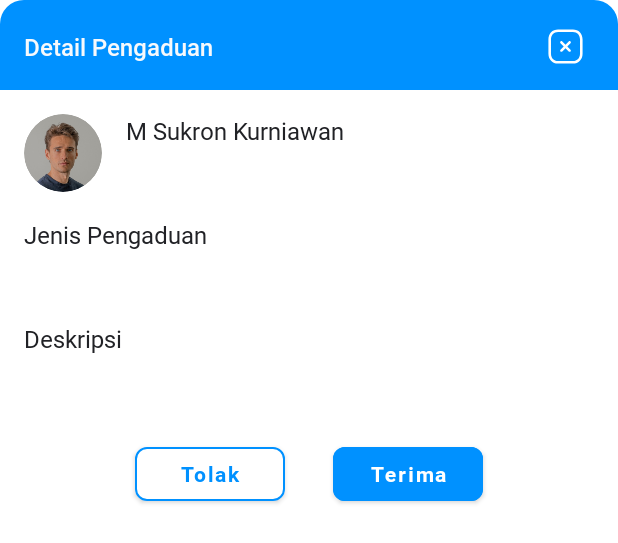
After one commit to RadenMas6699/SmartWaterMeter, an Android app: the layout bottom_sheet_detail_aduan_admin.xml on its own in the app's theme, with its tools: preview values and no code run, on a phone screen of 412 x 824 dp. The commit adds this screen. Shown: the top 543 px of the screen. Run offline under Robolectric (Android 15) with nearby library versions, the phone set to English and light mode, and no system bars.

Commit message:
Update UI

```diff
--- a/app/build.gradle
+++ b/app/build.gradle
@@ -75,8 +75,7 @@ dependencies {
     annotationProcessor 'com.github.bumptech.glide:compiler:4.11.0'
     implementation 'de.hdodenhof:circleimageview:3.1.0'
     //chart
-//    implementation 'com.github.PhilJay:MPAndroidChart:v3.1.0'
-//    implementation 'com.github.AAChartModel:AAChartCore-Kotlin:-SNAPSHOT'
+    implementation 'org.quanqi:mpandroidchart:1.7.5'
 
     //navigation
     implementation("androidx.navigation:navigation-fragment-ktx:2.4.1")
--- a/app/src/main/java/com/radenmas/smart/water/meter/ui/admin/AdminProfileFragment.kt
+++ b/app/src/main/java/com/radenmas/smart/water/meter/ui/admin/AdminProfileFragment.kt
@@ -34,7 +34,7 @@ class AdminProfileFragment : Fragment() {
     override fun onCreateView(
         inflater: LayoutInflater, container: ViewGroup?,
         savedInstanceState: Bundle?
-    ): View? {
+    ): View {
         b = FragmentProfileAdminBinding.inflate(layoutInflater, container, false)
         val v = b.root
 
--- a/app/src/main/java/com/radenmas/smart/water/meter/ui/user/UserPengaduanFragment.kt
+++ b/app/src/main/java/com/radenmas/smart/water/meter/ui/user/UserPengaduanFragment.kt
@@ -31,7 +31,7 @@ import retrofit2.Response
 class UserPengaduanFragment : Fragment() {
     private lateinit var b: FragmentPengaduanUserBinding
     private lateinit var aduanUser: AduanAdapterUser
-    private lateinit var bs: com.radenmas.smart.water.meter.databinding.BottomSheetAduanBinding
+    private lateinit var bs: com.radenmas.smart.water.meter.databinding.BottomSheetCreateAduanBinding
     private lateinit var dialog: BottomSheetDialog
     val args: UserPengaduanFragmentArgs by navArgs()
 
@@ -117,7 +117,7 @@ class UserPengaduanFragment : Fragment() {
         }
 
         b.fabAddAduan.setOnClickListener {
-            bs = com.radenmas.smart.water.meter.databinding.BottomSheetAduanBinding.inflate(
+            bs = com.radenmas.smart.water.meter.databinding.BottomSheetCreateAduanBinding.inflate(
                 layoutInflater
             )
             val v = bs.root
--- /dev/null
+++ b/app/src/main/res/layout/bottom_sheet_detail_aduan_admin.xml
@@ -0,0 +1,169 @@
+<?xml version="1.0" encoding="utf-8"?><!--
+  ~ Created by RadenMas on 11/3/2022.
+  ~ Copyright (c) 2022.
+  -->
+
+<androidx.core.widget.NestedScrollView xmlns:android="http://schemas.android.com/apk/res/android"
+    xmlns:app="http://schemas.android.com/apk/res-auto"
+    android:layout_width="match_parent"
+    android:layout_height="wrap_content"
+    android:orientation="vertical">
+
+    <RelativeLayout
+        android:layout_width="match_parent"
+        android:layout_height="wrap_content">
+
+        <LinearLayout
+            android:layout_width="match_parent"
+            android:layout_height="wrap_content"
+            android:orientation="vertical">
+
+            <TextView
+                android:layout_width="match_parent"
+                android:layout_height="wrap_content"
+                android:background="@drawable/bg_title_bottom_sheet"
+                android:fontFamily="@font/roboto_medium"
+                android:paddingStart="16dp"
+                android:paddingTop="20dp"
+                android:paddingEnd="16dp"
+                android:paddingBottom="18dp"
+                android:text="@string/detail_pengaduan"
+                android:textColor="@color/white_text"
+                android:textSize="16sp" />
+
+            <RelativeLayout
+                android:layout_width="match_parent"
+                android:layout_height="wrap_content"
+                android:layout_marginStart="16dp"
+                android:layout_marginTop="16dp"
+                android:layout_marginEnd="16dp">
+
+                <de.hdodenhof.circleimageview.CircleImageView
+                    android:id="@+id/imgProfile"
+                    android:src="@drawable/img_user_default"
+                    android:layout_width="52dp"
+                    android:layout_height="52dp" />
+
+                <TextView
+                    android:id="@+id/tvFullName"
+                    android:layout_width="match_parent"
+                    android:layout_height="wrap_content"
+                    android:layout_marginStart="16dp"
+                    android:layout_toEndOf="@id/imgProfile"
+                    android:fontFamily="@font/roboto"
+                    android:text="@string/dev_name"
+                    android:textColor="@color/primary_text"
+                    android:textSize="16sp" />
+
+                <TextView
+                    android:id="@+id/tvUserID"
+                    android:layout_width="match_parent"
+                    android:layout_height="wrap_content"
+                    android:layout_below="@id/tvFullName"
+                    android:layout_marginStart="16dp"
+                    android:layout_marginTop="10dp"
+                    android:layout_toEndOf="@id/imgProfile"
+                    android:fontFamily="@font/roboto_light"
+                    android:gravity="top"
+                    android:textSize="15sp" />
+            </RelativeLayout>
+
+            <TextView
+                android:layout_width="wrap_content"
+                android:layout_height="wrap_content"
+                android:layout_marginStart="16dp"
+                android:layout_marginTop="16dp"
+                android:layout_marginEnd="16dp"
+                android:fontFamily="@font/roboto"
+                android:text="@string/jenis_pengaduan"
+                android:textColor="@color/primary_text"
+                android:textSize="16sp" />
+
+            <TextView
+                android:id="@+id/tvTitleAduan"
+                android:layout_width="match_parent"
+                android:layout_height="wrap_content"
+                android:layout_marginStart="16dp"
+                android:layout_marginTop="10dp"
+                android:layout_marginEnd="16dp"
+                android:fontFamily="@font/roboto_light"
+                android:gravity="top"
+                android:textSize="15sp" />
+
+            <TextView
+                android:layout_width="wrap_content"
+                android:layout_height="wrap_content"
+                android:layout_marginStart="16dp"
+                android:layout_marginTop="16dp"
+                android:layout_marginEnd="16dp"
+                android:fontFamily="@font/roboto"
+                android:text="@string/deskripsi"
+                android:textColor="@color/primary_text"
+                android:textSize="16sp" />
+
+            <TextView
+                android:id="@+id/etDescAduan"
+                android:layout_width="match_parent"
+                android:layout_height="wrap_content"
+                android:layout_marginStart="16dp"
+                android:layout_marginTop="10dp"
+                android:layout_marginEnd="16dp"
+                android:fontFamily="@font/roboto_light"
+                android:gravity="top"
+                android:textSize="15sp" />
+
+            <LinearLayout
+                android:layout_width="wrap_content"
+                android:layout_height="wrap_content"
+                android:layout_gravity="center_horizontal"
+                android:layout_marginTop="24dp"
+                android:layout_marginBottom="24dp"
+                android:orientation="horizontal">
+
+                <com.google.android.material.button.MaterialButton
+                    android:id="@+id/btnReject"
+                    android:layout_width="100dp"
+                    android:layout_height="wrap_content"
+                    android:layout_marginStart="16dp"
+                    android:layout_marginEnd="16dp"
+                    android:fontFamily="@font/roboto_bold"
+                    android:text="@string/reject"
+                    android:textAllCaps="false"
+                    android:textColor="@color/primary"
+                    app:backgroundTint="@color/white"
+                    app:cornerRadius="8dp"
+                    app:strokeColor="@color/primary"
+                    app:strokeWidth="1dp" />
+
+                <com.google.android.material.button.MaterialButton
+                    android:id="@+id/btnAccept"
+                    android:layout_width="100dp"
+                    android:layout_height="wrap_content"
+                    android:layout_marginStart="16dp"
+                    android:layout_marginEnd="16dp"
+                    android:fontFamily="@font/roboto_bold"
+                    android:text="@string/accept"
+                    android:textAllCaps="false"
+                    android:textColor="@color/white"
+                    app:backgroundTint="@color/primary"
+                    app:cornerRadius="8dp"
+                    app:strokeColor="@color/primary"
+                    app:strokeWidth="1dp" />
+            </LinearLayout>
+        </LinearLayout>
+
+        <ImageView
+            android:id="@+id/imgDismiss"
+            android:layout_width="42dp"
+            android:layout_height="42dp"
+            android:layout_alignParentEnd="true"
+            android:layout_marginTop="10dp"
+            android:layout_marginEnd="14dp"
+            android:padding="7dp"
+            android:src="@drawable/ic_close_outline"
+            android:textColor="@color/hint"
+            android:textSize="24sp"
+            app:tint="@color/white" />
+    </RelativeLayout>
+
+</androidx.core.widget.NestedScrollView>
--- a/app/src/main/res/layout/fragment_home_admin.xml
+++ b/app/src/main/res/layout/fragment_home_admin.xml
@@ -45,13 +45,15 @@
 
             <TextView
                 android:id="@+id/tvFullName"
-                android:layout_width="wrap_content"
+                android:layout_width="match_parent"
                 android:layout_height="wrap_content"
                 android:layout_below="@id/tvHello"
                 android:layout_marginStart="12dp"
+                android:layout_toStartOf="@id/imgWebServer"
                 android:layout_toEndOf="@id/imgProfile"
+                android:ellipsize="end"
                 android:fontFamily="@font/roboto_bold"
-                android:maxLines="2"
+                android:singleLine="true"
                 android:textColor="@color/primary_text" />
 
             <ImageView
--- a/app/src/main/res/layout/fragment_home_user.xml
+++ b/app/src/main/res/layout/fragment_home_user.xml
@@ -51,8 +51,9 @@
                 android:layout_marginStart="12dp"
                 android:layout_toStartOf="@id/imgWebServer"
                 android:layout_toEndOf="@id/imgProfile"
+                android:ellipsize="end"
                 android:fontFamily="@font/roboto_bold"
-                android:maxLines="2"
+                android:singleLine="true"
                 android:textColor="@color/primary_text" />
 
             <ImageView
--- a/app/src/main/res/layout/fragment_profile_user.xml
+++ b/app/src/main/res/layout/fragment_profile_user.xml
@@ -26,8 +26,8 @@
                 android:id="@+id/imgBack"
                 android:layout_width="28dp"
                 android:layout_height="match_parent"
+                android:layout_centerVertical="true"
                 android:contentDescription="@string/back"
-                android:layout_centerVertical="true"
                 android:src="@drawable/ic_arrow_left" />
 
             <TextView
--- a/app/src/main/res/layout/list_aduan_admin.xml
+++ b/app/src/main/res/layout/list_aduan_admin.xml
@@ -17,8 +17,7 @@
         android:id="@+id/imgUser"
         android:layout_width="52dp"
         android:layout_height="52dp"
-        android:layout_centerVertical="true"
-        android:src="@drawable/img_user_default" />
+        android:layout_centerVertical="true" />
 
     <LinearLayout
         android:layout_width="match_parent"
--- a/app/src/main/res/layout/list_aduan_user.xml
+++ b/app/src/main/res/layout/list_aduan_user.xml
@@ -7,6 +7,7 @@
     android:layout_width="match_parent"
     android:layout_height="wrap_content"
     android:orientation="vertical"
+    android:id="@+id/rlAduan"
     android:paddingStart="16dp"
     android:paddingTop="8dp"
     android:paddingEnd="16dp"
--- a/app/src/main/res/values/strings.xml
+++ b/app/src/main/res/values/strings.xml
@@ -69,6 +69,9 @@
     <string name="_24_jam">24 Jam</string>
     <string name="_7_hari">7 Hari</string>
     <string name="_1_bulan">1 Bulan</string>
+    <string name="detail_pengaduan">Detail Pengaduan</string>
+    <string name="reject">Tolak</string>
+    <string name="accept">Terima</string>
 
 
 </resources>
```
Also changed, not shown: app/src/main/java/com/radenmas/smart/water/meter/MainActivity.kt (+6 -6 lines), app/src/main/java/com/radenmas/smart/water/meter/adapter/AduanAdapterUser.kt (+59 -0 lines), app/src/main/java/com/radenmas/smart/water/meter/model/TagihanResponse.kt (added, +15 -0 lines), app/src/main/java/com/radenmas/smart/water/meter/network/APIServices.kt (+29 -4 lines), app/src/main/java/com/radenmas/smart/water/meter/network/Config.kt (+6 -1 lines), app/src/main/java/com/radenmas/smart/water/meter/ui/admin/AdminAddUserFragment.kt (+7 -0 lines), app/src/main/java/com/radenmas/smart/water/meter/ui/user/UserHomeFragment.kt (+32 -1 lines), app/src/main/res/layout/bottom_sheet_create_aduan.xml (added, +105 -0 lines), app/src/main/res/layout/bottom_sheet_detail_aduan_user.xml (renamed from app/src/main/res/layout/bottom_sheet_aduan.xml, +39 -30 lines).
